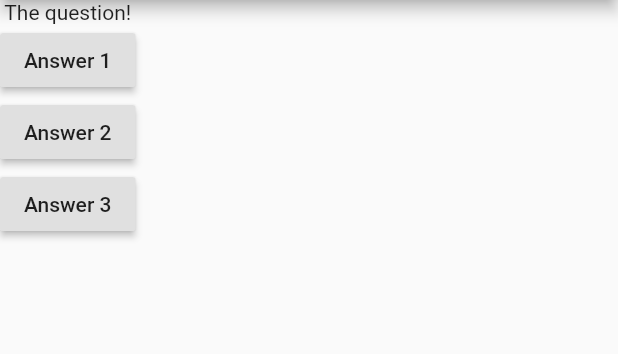
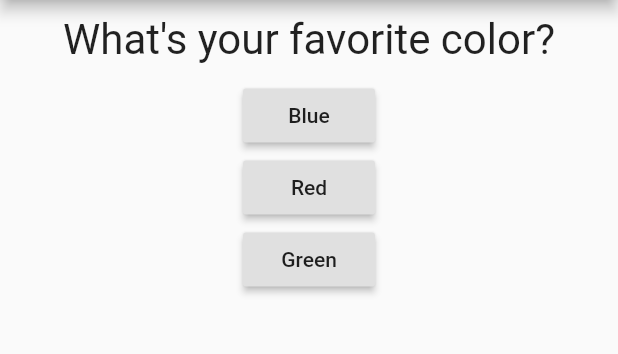
Before and after one commit to matifrancois/First_App_Flutter, a Flutter app: the screen it shows after launch, on a phone screen of 412 x 824 dp, the part 84-438 px from its top. Run offline on Flutter 3.47's test engine with Material 2 defaults, Android fonts, the phone set to English and light mode, and no system bars.

Commit message:
multifiles working

```diff
--- a/lib/main.dart
+++ b/lib/main.dart
@@ -1,22 +1,36 @@
 import 'package:flutter/material.dart';
+import 'question.dart';
 
 void main() {
   runApp(MyApp());
 }
 
-class MyApp extends StatelessWidget {
+class MyApp extends StatefulWidget {
+  @override
+  State<StatefulWidget> createState() {
+    return MyAppState();
+  }
+}
+
+class MyAppState extends State<MyApp> {
+  var _questionIndex = 0;
+  var _questions = [
+    'What\'s your favorite color?',
+    'What\'s your favorite animal?'
+  ];
   //Metodo de la clase
-  void answerQuestion() {
-    print('Answer 1 chosen!');
+  void _answerQuestion() {
+    //setState esta ahi para que sea reactivo es decir que se actualice la
+    //visualizacion de la app.
+    setState(() {
+      _questionIndex = _questionIndex + 1;
+    });
+    print('Blue chosen!');
   }
 
   //Necesario para flutter
   @override
   Widget build(BuildContext context) {
-    var question = [
-      'What\'s your favorite color?',
-      'What\'s your favorite animal?'
-    ];
     return MaterialApp(
       home: Scaffold(
         appBar: AppBar(
@@ -24,20 +38,23 @@ class MyApp extends StatelessWidget {
         ),
         body: Column(
           children: [
-            Text('The question!'),
+            Question(_questions[_questionIndex]),
+            //Primer forma de conectar accion con boton
             RaisedButton(
-              child: Text('Answer 1'),
-              onPressed: answerQuestion,
+              child: Text('Blue'),
+              onPressed: _answerQuestion,
             ),
+            //Segunda forma de conectar accion con boton
             RaisedButton(
-              child: Text('Answer 2'),
-              onPressed: () => print('Answer 2 chosen'),
+              child: Text('Red'),
+              onPressed: () => print('Red chosen'),
             ),
+            //Tercer forma de conectar accion con boton
             RaisedButton(
-              child: Text('Answer 3'),
+              child: Text('Green'),
               onPressed: () {
                 //...
-                print('Answer 3 chosen');
+                print('Green chosen');
               },
             ),
           ],
@@ -45,4 +62,4 @@ class MyApp extends StatelessWidget {
       ),
     );
   }
-}
+} //class myApp
--- /dev/null
+++ b/lib/question.dart
@@ -0,0 +1,22 @@
+import 'package:flutter/material.dart';
+
+class Question extends StatelessWidget {
+  //final le dice a Flutter che, este argumento no se va a
+  //modificar despues de que se construya el objeto de esta clase.
+  final String questionText;
+
+  //El constructor asigna el parametro a la variable.
+  Question(this.questionText);
+
+  @override
+  Widget build(BuildContext context) {
+    return Container(
+        width: double.infinity,
+        margin: EdgeInsets.all(10),
+        child: Text(
+          questionText,
+          style: TextStyle(fontSize: 28),
+          textAlign: TextAlign.center,
+        ));
+  }
+}
```
